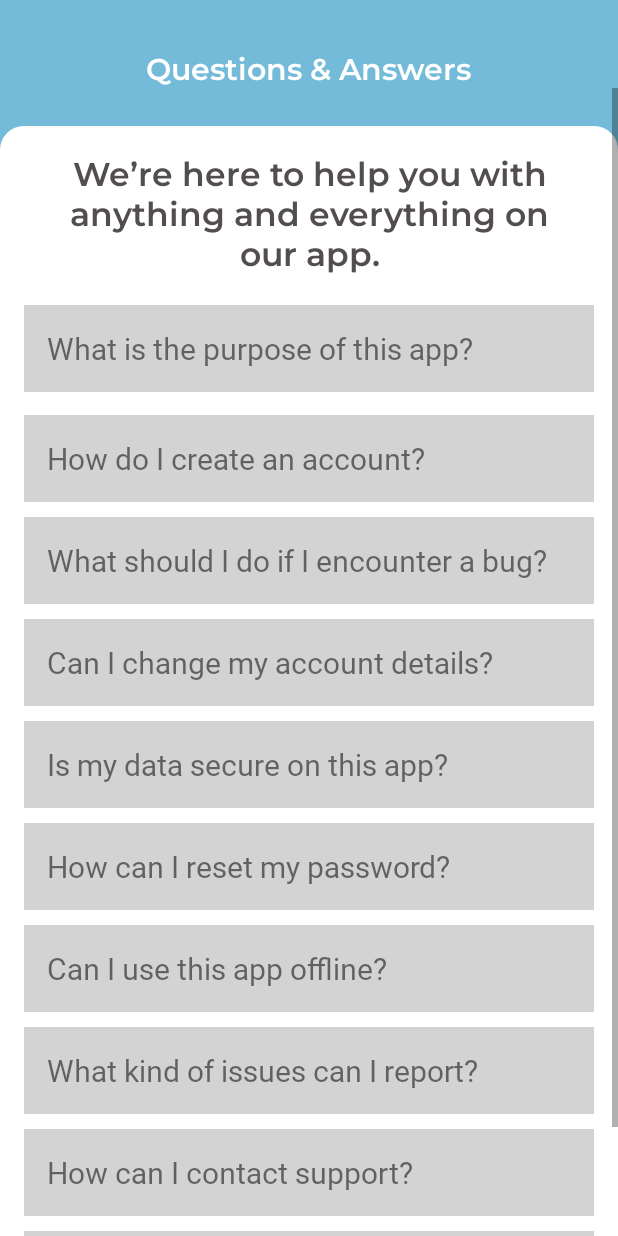
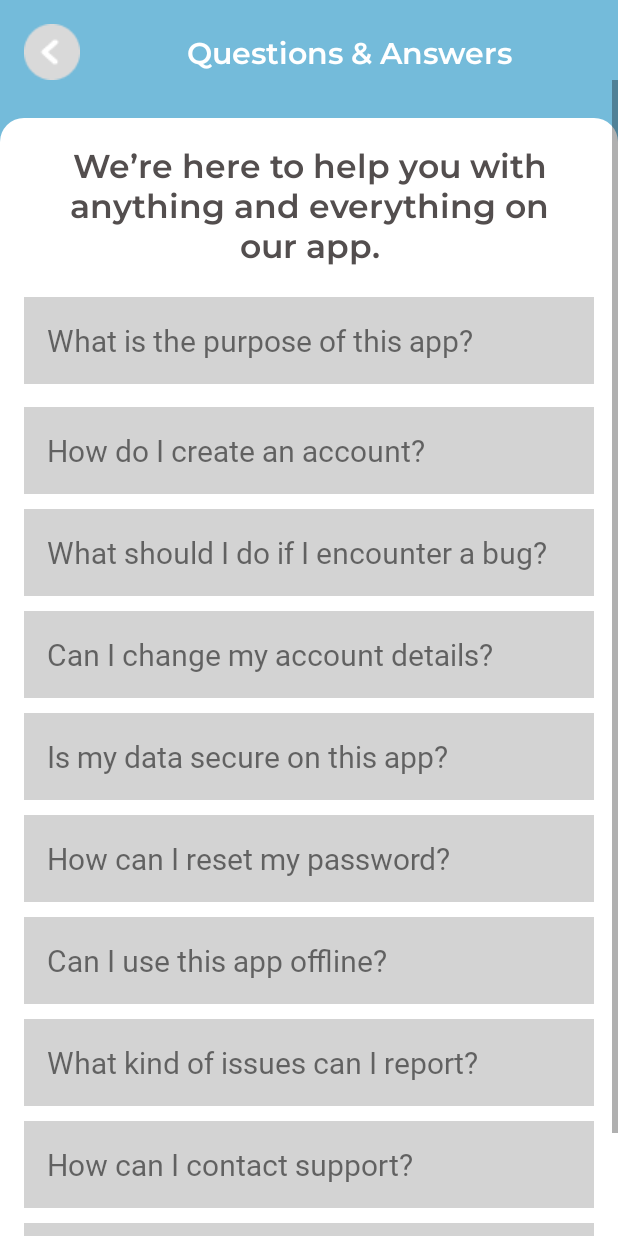
Before and after one commit to phantrananhnguyen/FinalProject_android, an Android app: the layout activity_faqs.xml on its own in the app's theme, with its tools: preview values and no code run, on a phone screen of 412 x 824 dp. Run offline under Robolectric (Android 15) with nearby library versions, the phone set to English and light mode, and no system bars.

Commit message:
add back button

```diff
--- a/app/src/main/res/layout/activity_faqs.xml
+++ b/app/src/main/res/layout/activity_faqs.xml
@@ -8,20 +8,38 @@
     android:orientation="vertical"
     tools:context=".FAQActivity">
 
+    <!-- Header Container -->
+    <LinearLayout
+        android:layout_width="match_parent"
+        android:layout_height="wrap_content"
+        android:orientation="horizontal"
+        android:gravity="center_vertical"
+        android:layout_marginTop="16dp">
+
+        <!-- Back Button -->
+        <ImageButton
+            android:id="@+id/report_back_btn"
+            android:layout_width="37dp"
+            android:layout_height="37dp"
+            android:layout_marginStart="16dp"
+            android:background="@android:color/transparent"
+            android:src="@drawable/report_back_btn" />
+
         <!-- Header Text -->
         <TextView
             android:id="@+id/headerTitle"
-        android:layout_width="wrap_content"
+            android:layout_width="0dp"
             android:layout_height="wrap_content"
-        android:layout_gravity="center_horizontal"
-        android:layout_marginTop="32dp"
+            android:layout_weight="1"
             android:fontFamily="@font/mont_semibold"
             android:text="Questions &amp; Answers"
             android:textAppearance="@style/TextAppearance.AppCompat.Large"
             android:textColor="@android:color/white"
             android:textSize="20sp"
-        android:textStyle="bold" />
+            android:textStyle="bold"
+            android:gravity="center" />
 
+    </LinearLayout>
     <!-- Scrollable Container -->
     <ScrollView
         android:layout_width="match_parent"
--- a/app/src/main/res/layout/activity_report.xml
+++ b/app/src/main/res/layout/activity_report.xml
@@ -5,7 +5,6 @@
     android:layout_width="match_parent"
     android:layout_height="match_parent"
     android:background="@drawable/rounded_corners_background">
-
 
     <TextView
         android:id="@+id/report_text"
```
Also changed, not shown: app/src/main/res/layout/activity_achievements.xml (+15 -0 lines). Lines whose indentation alone changed are shown as unchanged.
